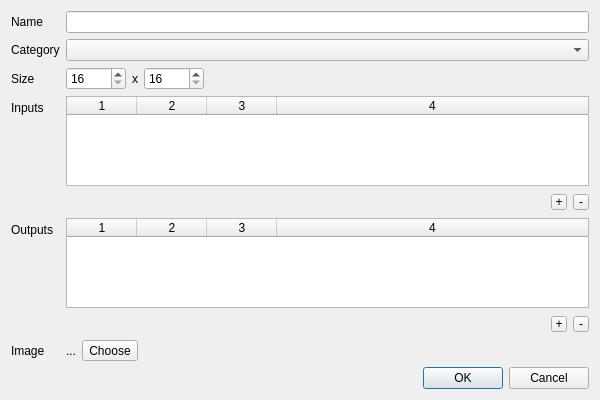
The window that deviceproperties.ui (uliss/patch_scene) describes before a commit, drawn with Qt 5.
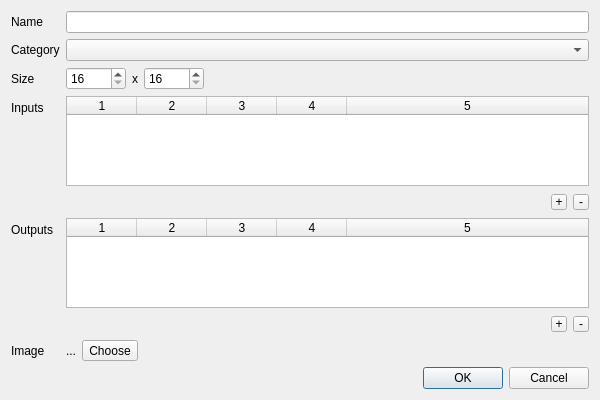
The same window after the commit.

Patch:
```diff
--- a/deviceproperties.ui
+++ b/deviceproperties.ui
@@ -141,7 +141,7 @@
         <enum>QAbstractScrollArea::AdjustToContents</enum>
        </property>
        <property name="columnCount">
-        <number>4</number>
+        <number>5</number>
        </property>
        <attribute name="horizontalHeaderDefaultSectionSize">
         <number>70</number>
@@ -156,6 +156,7 @@
        <column/>
        <column/>
        <column/>
+       <column/>
       </widget>
      </item>
      <item row="5" column="0">
@@ -180,7 +181,7 @@
         <enum>QAbstractScrollArea::AdjustToContents</enum>
        </property>
        <property name="columnCount">
-        <number>4</number>
+        <number>5</number>
        </property>
        <attribute name="horizontalHeaderDefaultSectionSize">
         <number>70</number>
@@ -195,6 +196,7 @@
        <column/>
        <column/>
        <column/>
+       <column/>
       </widget>
      </item>
      <item row="7" column="0">
```
